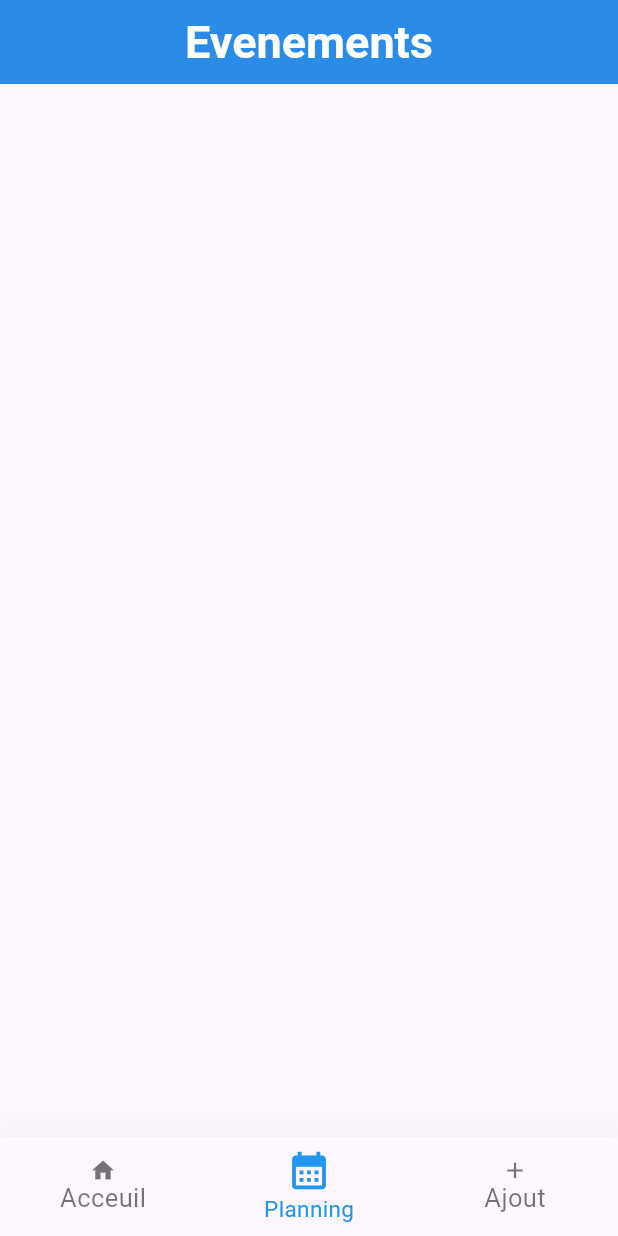
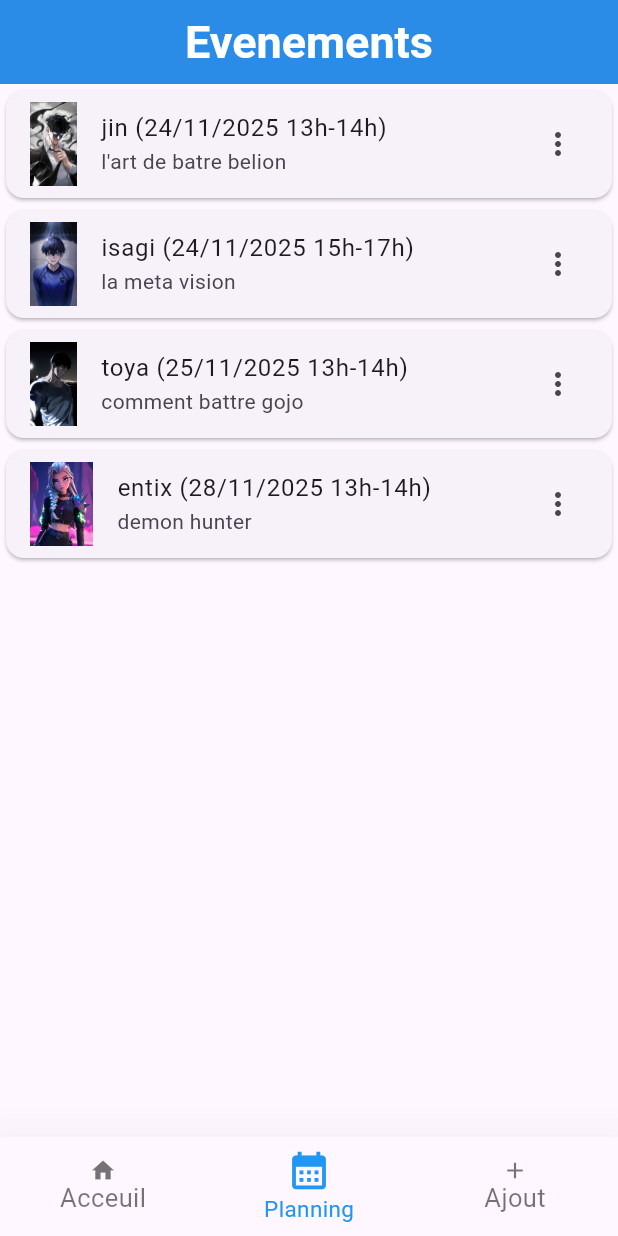
Before and after one commit to Mk-Brain/projet_asynconf, a Flutter app: the screen it shows after launch, item 2 of the bottom bar chosen, on a phone screen of 412 x 824 dp. Run offline on Flutter 3.47's test engine with Material 3 defaults, Android fonts, the phone set to English and light mode, and no system bars; our stand-ins replace firebase_core; accounts and stored records are empty; generated files the repository leaves out were written again.

Commit message:
fin de la construction de la page des conferences

```diff
--- a/lib/Screens/event_screen.dart
+++ b/lib/Screens/event_screen.dart
@@ -1,11 +1,60 @@
 import 'package:asynconf/widgets/appbar.dart';
 import 'package:flutter/material.dart';
 
-class Event extends StatelessWidget {
+class Event extends StatefulWidget {
   const Event({super.key});
 
   @override
+  State<Event> createState() => _EventState();
+}
+
+class _EventState extends State<Event> {
+  final events = [
+    {
+      "speaker" : "jin",
+      "date" : "24/11/2025 13h-14h",
+      "subject" : "l'art de batre belion",
+      "avatar" : "jin"
+    },
+    {
+      "speaker" : "isagi",
+      "date" : "24/11/2025 15h-17h",
+      "subject" : "la meta vision",
+      "avatar" : "isagi"
+    },
+    {
+      "speaker" : "toya",
+      "date" : "25/11/2025 13h-14h",
+      "subject" : "comment battre gojo",
+      "avatar" : "toya"
+    },
+    {
+      "speaker" : "entix",
+      "date" : "28/11/2025 13h-14h",
+      "subject" : "demon hunter",
+      "avatar" : "entrix"
+    }
+  ];
+
+  @override
   Widget build(BuildContext context) {
-    return Container();
+    return ListView.builder(
+      itemCount: events.length,
+        itemBuilder: (context, index){
+      final event = events[index];
+      final avatar = event['avatar'];
+      final speaker = event['speaker'];
+      final subject = event['subject'];
+      final date = event['date'];
+      return Card(
+        child: ListTile(
+          leading: Image.asset('assets/images/$avatar.jpg',height: 100,),
+          title: Text("$speaker ($date)"),
+          subtitle: Text("$subject"),
+          trailing: Icon(Icons.more_vert),
+        ),
+      );
+    }
+    );
   }
 }
```
Also changed, not shown: assets/images/entrix.jpg (added), assets/images/isagi.jpg (added), assets/images/jin.jpg (added), assets/images/toya.jpg (added).
